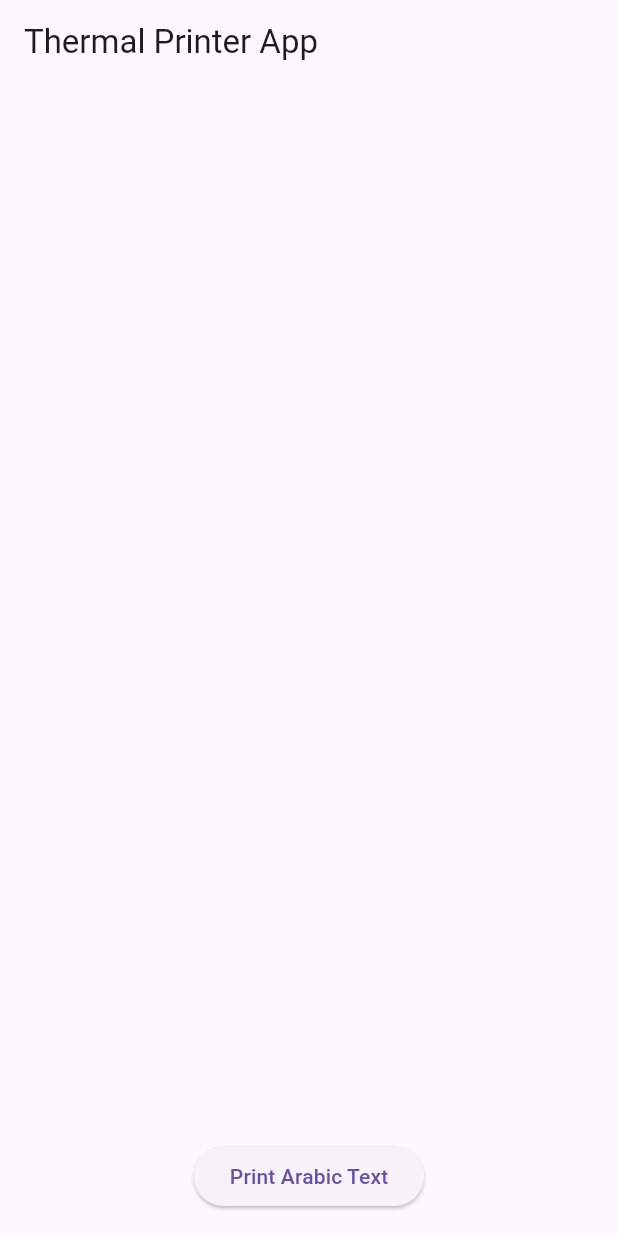
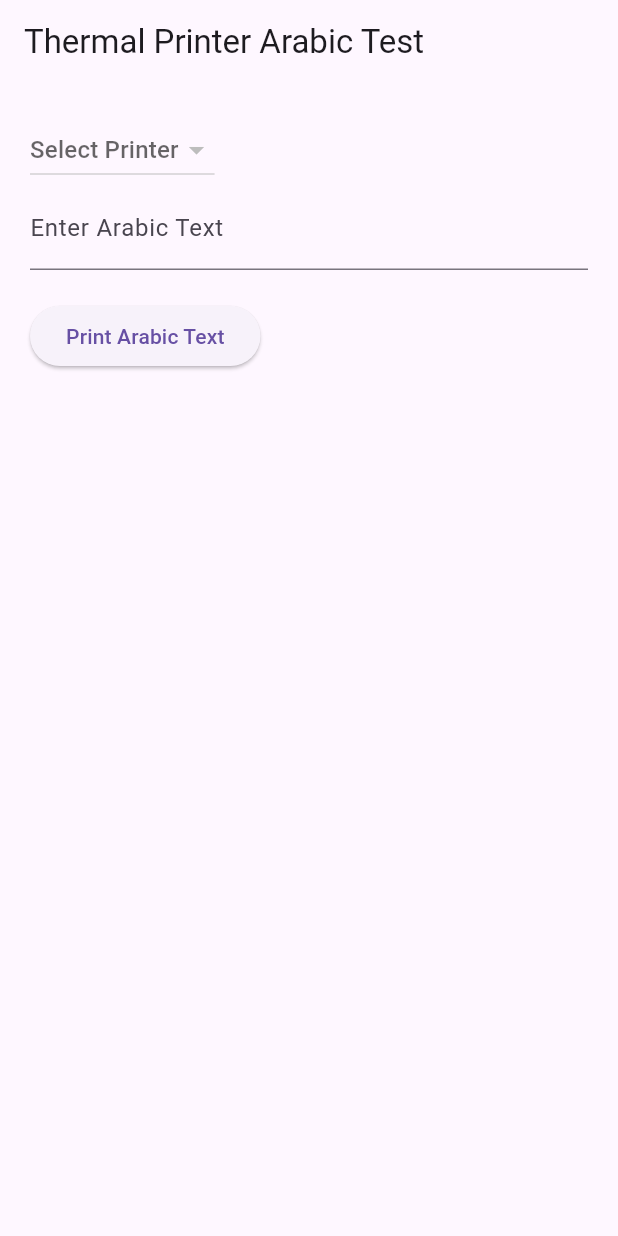
Before and after one commit to HamzaAli689/portfolio, a Flutter app: the screen it shows after launch, after a tap on "Print Arabic Text", on a phone screen of 412 x 824 dp. Run offline on Flutter 3.47's test engine with Material 3 defaults, Android fonts, the phone set to English and light mode, and no system bars; our stand-ins replace gap, get; missing offline and left inert: blue_thermal_printer.

Commit message:
update the main.dart file

```diff
--- a/thermal_printern/lib/main.dart
+++ b/thermal_printern/lib/main.dart
@@ -1,95 +1,123 @@
+import 'dart:typed_data';
 import 'package:flutter/material.dart';
-import 'package:bluetooth_print/bluetooth_print.dart';
-import 'package:bluetooth_print/bluetooth_print_model.dart';
+import 'package:blue_thermal_printer/blue_thermal_printer.dart';
 
 void main() {
-  runApp(const MyApp());
+  runApp(MyApp());
 }
 
-class MyApp extends StatelessWidget {
-  const MyApp({super.key});
-
+class MyApp extends StatefulWidget {
   @override
-  Widget build(BuildContext context) {
-    return MaterialApp(
-      debugShowCheckedModeBanner: false,
-      title: 'Thermal Printer App',
-      theme: ThemeData(primarySwatch: Colors.blue),
-      home: const HomeScreen(),
-    );
-  }
+  _MyAppState createState() => _MyAppState();
 }
 
-class HomeScreen extends StatefulWidget {
-  const HomeScreen({super.key});
+class _MyAppState extends State<MyApp> {
+  final BlueThermalPrinter printer = BlueThermalPrinter.instance;
 
-  @override
-  State<HomeScreen> createState() => _HomeScreenState();
-}
-
-class _HomeScreenState extends State<HomeScreen> {
-  final BluetoothPrint bluetoothPrint = BluetoothPrint.instance;
   List<BluetoothDevice> devices = [];
   BluetoothDevice? selectedDevice;
 
   @override
   void initState() {
     super.initState();
-    _startScan();
+    _getDevices();
   }
 
-  void _startScan() async {
-    bluetoothPrint.startScan(timeout: const Duration(seconds: 4));
-
-    bluetoothPrint.scanResults.listen((result) {
-      setState(() => devices = result);
+  // Connected Devices Ko List Mein Lana
+  Future<void> _getDevices() async {
+    try {
+      final List<BluetoothDevice> result = await printer.getBondedDevices();
+      setState(() {
+        devices = result;
+        if (devices.isNotEmpty) {
+          selectedDevice = devices.first;
+        }
       });
+    } catch (e) {
+      print("Error getting devices: $e");
+    }
   }
 
-  Future<void> _connectPrinter(BluetoothDevice device) async {
-    await bluetoothPrint.connect(device);
-    setState(() => selectedDevice = device);
+  // Arabic Text Encode Karne Ka Function
+  Uint8List encodeArabic(String text) {
+    List<int> encodedBytes = [];
+    for (var char in text.split('')) {
+      encodedBytes.add(char.codeUnitAt(0));
+    }
+    return Uint8List.fromList(encodedBytes);
   }
 
-  Future<void> _printArabicText() async {
-    if (selectedDevice == null) return;
+  // Arabic Text Ko Reverse Karne Ka Function
+  String reverseArabic(String text) {
+    return text.split('').reversed.join('');
+  }
 
-    Map<String, dynamic> config = {};
-    List<LineText> list = [];
+  // Print Function
+  Future<void> _printReceipt(String arabicText) async {
+    if (selectedDevice == null) {
+      print("No device selected");
+      return;
+    }
 
-    list.add(LineText(
-      type: LineText.TYPE_TEXT,
-      content: 'مرحبا بك في مطعمنا',
-      align: LineText.ALIGN_CENTER,
-      linefeed: 1,
-    ));
+    try {
+      bool isConnected = await printer.isConnected ?? false;
 
-    await bluetoothPrint.printReceipt(config, list);
+      if (!isConnected) {
+        await printer.connect(selectedDevice!);
+      }
+
+      String reversedText = reverseArabic(arabicText);
+
+      printer.printCustom('فاتورة الشراء', 3, 1); // Arabic Title
+      printer.printCustom('--------------------', 1, 1);
+      printer.printCustom(reversedText, 1, 1);     // Arabic text
+      printer.printNewLine();
+      printer.paperCut();
+
+      print("Printing Successful");
+    } catch (e) {
+      print("Printing Error: $e");
+    }
   }
 
   @override
   Widget build(BuildContext context) {
-    return Scaffold(
-      appBar: AppBar(title: const Text('Thermal Printer App')),
+    TextEditingController arabicTextController = TextEditingController();
+
+    return MaterialApp(
+      home: Scaffold(
+        appBar: AppBar(title: Text('Thermal Printer Arabic Test')),
         body: Padding(
-        padding: const EdgeInsets.all(16.0),
+          padding: const EdgeInsets.all(20.0),
           child: Column(
+            crossAxisAlignment: CrossAxisAlignment.start,
             children: [
-            Expanded(
-              child: ListView.builder(
-                itemCount: devices.length,
-                itemBuilder: (context, index) => ListTile(
-                  title: Text(devices[index].name ?? 'Unknown Device'),
-                  subtitle: Text(devices[index].address ?? ''),
-                  onTap: () => _connectPrinter(devices[index]),
+              DropdownButton<BluetoothDevice>(
+                value: selectedDevice,
+                hint: Text('Select Printer'),
+                items: devices.map((device) {
+                  return DropdownMenuItem(
+                    value: device,
+                    child: Text(device.name ?? 'Unknown Device'),
+                  );
+                }).toList(),
+                onChanged: (device) {
+                  setState(() {
+                    selectedDevice = device;
+                  });
+                },
               ),
+              TextField(
+                controller: arabicTextController,
+                decoration: InputDecoration(labelText: 'Enter Arabic Text'),
               ),
-            ),
+              SizedBox(height: 20),
               ElevatedButton(
-              onPressed: _printArabicText,
-              child: const Text('Print Arabic Text'),
+                onPressed: () => _printReceipt(arabicTextController.text),
+                child: Text('Print Arabic Text'),
               ),
             ],
+          ),
         ),
       ),
     );
```
Lines whose indentation alone changed are shown as unchanged.
